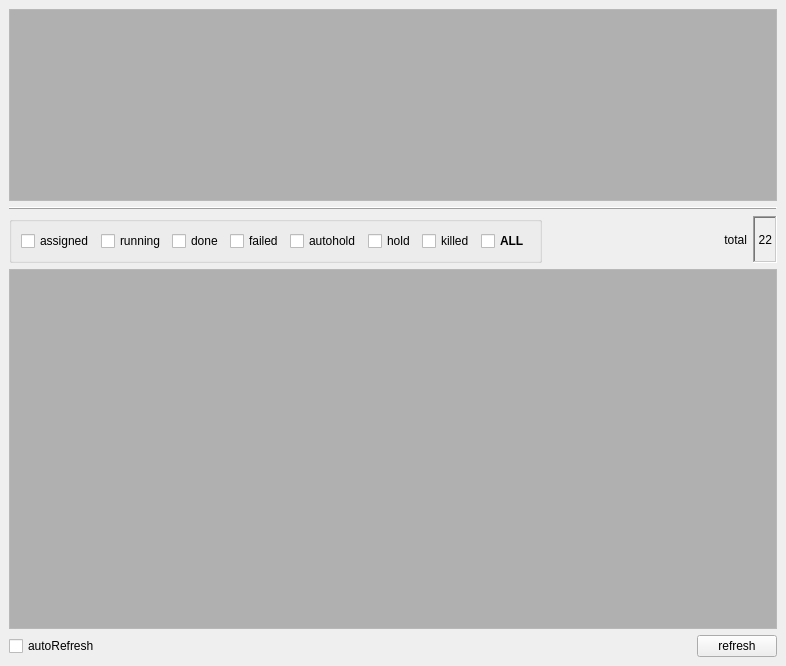
Qt form rbhusUI/lib/rbhusListMod.ui (aumanimationstudios/rbhus) before a commit.
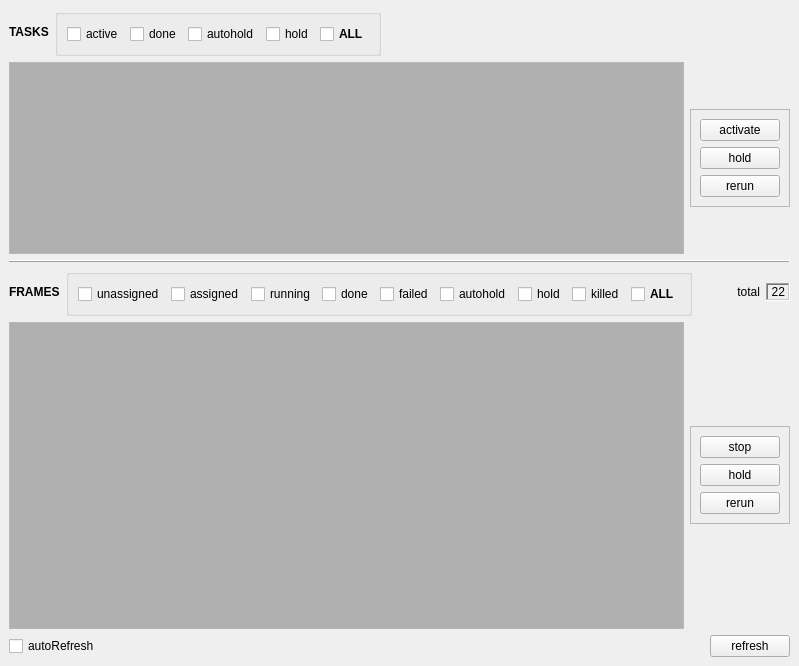
The same form after that commit.

Diff of the .ui file:
```diff
--- a/rbhusUI/lib/rbhusListMod.ui
+++ b/rbhusUI/lib/rbhusListMod.ui
@@ -6,7 +6,7 @@
    <rect>
     <x>0</x>
     <y>0</y>
-    <width>786</width>
+    <width>799</width>
     <height>666</height>
    </rect>
   </property>
@@ -14,83 +14,117 @@
    <string>rbhusList</string>
   </property>
   <widget class="QWidget" name="centralwidget">
-   <layout class="QGridLayout" name="gridLayout">
-    <property name="sizeConstraint">
-     <enum>QLayout::SetMinAndMaxSize</enum>
-    </property>
-    <item row="5" column="0">
-     <widget class="QTableWidget" name="tableFrames">
-      <property name="sizePolicy">
-       <sizepolicy hsizetype="MinimumExpanding" vsizetype="MinimumExpanding">
-        <horstretch>1</horstretch>
-        <verstretch>1</verstretch>
-       </sizepolicy>
-      </property>
-      <property name="palette">
-       <palette>
-        <active>
-         <colorrole role="Base">
-          <brush brushstyle="SolidPattern">
-           <color alpha="255">
-            <red>176</red>
-            <green>176</green>
-            <blue>176</blue>
-           </color>
-          </brush>
-         </colorrole>
-        </active>
-        <inactive>
-         <colorrole role="Base">
-          <brush brushstyle="SolidPattern">
-           <color alpha="255">
-            <red>176</red>
-            <green>176</green>
-            <blue>176</blue>
-           </color>
-          </brush>
-         </colorrole>
-        </inactive>
-        <disabled>
-         <colorrole role="Base">
-          <brush brushstyle="SolidPattern">
-           <color alpha="255">
-            <red>244</red>
-            <green>244</green>
-            <blue>244</blue>
-           </color>
-          </brush>
-         </colorrole>
-        </disabled>
-       </palette>
-      </property>
-      <property name="editTriggers">
-       <set>QAbstractItemView::AnyKeyPressed|QAbstractItemView::DoubleClicked|QAbstractItemView::EditKeyPressed</set>
-      </property>
-      <property name="alternatingRowColors">
-       <bool>true</bool>
-      </property>
-      <property name="verticalScrollMode">
-       <enum>QAbstractItemView::ScrollPerPixel</enum>
-      </property>
-      <property name="horizontalScrollMode">
-       <enum>QAbstractItemView::ScrollPerPixel</enum>
-      </property>
-      <property name="sortingEnabled">
-       <bool>true</bool>
-      </property>
-     </widget>
-    </item>
-    <item row="8" column="0">
-     <layout class="QHBoxLayout" name="horizontalLayout_2">
+   <layout class="QVBoxLayout" name="verticalLayout_3">
+    <item>
+     <layout class="QHBoxLayout" name="horizontalLayout_5">
       <item>
-       <widget class="QCheckBox" name="checkRefresh">
+       <widget class="QLabel" name="label_2">
+        <property name="sizePolicy">
+         <sizepolicy hsizetype="Fixed" vsizetype="Fixed">
+          <horstretch>0</horstretch>
+          <verstretch>0</verstretch>
+         </sizepolicy>
+        </property>
+        <property name="font">
+         <font>
+          <weight>75</weight>
+          <bold>true</bold>
+          <stylestrategy>PreferAntialias</stylestrategy>
+         </font>
+        </property>
         <property name="text">
-         <string>autoRefresh</string>
+         <string>TASKS</string>
         </property>
        </widget>
       </item>
       <item>
-       <spacer name="horizontalSpacer">
+       <widget class="QGroupBox" name="groupBox_2">
+        <property name="sizePolicy">
+         <sizepolicy hsizetype="Fixed" vsizetype="Fixed">
+          <horstretch>0</horstretch>
+          <verstretch>0</verstretch>
+         </sizepolicy>
+        </property>
+        <property name="title">
+         <string/>
+        </property>
+        <property name="flat">
+         <bool>false</bool>
+        </property>
+        <property name="checkable">
+         <bool>false</bool>
+        </property>
+        <layout class="QGridLayout" name="gridLayout_3">
+         <item row="0" column="3">
+          <widget class="QCheckBox" name="checkTHold">
+           <property name="sizePolicy">
+            <sizepolicy hsizetype="Fixed" vsizetype="Fixed">
+             <horstretch>0</horstretch>
+             <verstretch>0</verstretch>
+            </sizepolicy>
+           </property>
+           <property name="text">
+            <string>hold</string>
+           </property>
+          </widget>
+         </item>
+         <item row="0" column="1">
+          <widget class="QCheckBox" name="checkTDone">
+           <property name="sizePolicy">
+            <sizepolicy hsizetype="Fixed" vsizetype="Fixed">
+             <horstretch>0</horstretch>
+             <verstretch>0</verstretch>
+            </sizepolicy>
+           </property>
+           <property name="text">
+            <string>done</string>
+           </property>
+          </widget>
+         </item>
+         <item row="0" column="0">
+          <widget class="QCheckBox" name="checkTActive">
+           <property name="sizePolicy">
+            <sizepolicy hsizetype="Fixed" vsizetype="Fixed">
+             <horstretch>0</horstretch>
+             <verstretch>0</verstretch>
+            </sizepolicy>
+           </property>
+           <property name="text">
+            <string>active</string>
+           </property>
+          </widget>
+         </item>
+         <item row="0" column="2">
+          <widget class="QCheckBox" name="checkTAutohold">
+           <property name="sizePolicy">
+            <sizepolicy hsizetype="Fixed" vsizetype="Fixed">
+             <horstretch>0</horstretch>
+             <verstretch>0</verstretch>
+            </sizepolicy>
+           </property>
+           <property name="text">
+            <string>autohold</string>
+           </property>
+          </widget>
+         </item>
+         <item row="0" column="4">
+          <widget class="QCheckBox" name="checkTAll">
+           <property name="font">
+            <font>
+             <weight>75</weight>
+             <bold>true</bold>
+            </font>
+           </property>
+           <property name="text">
+            <string>ALL</string>
+           </property>
+          </widget>
+         </item>
+        </layout>
+       </widget>
+      </item>
+      <item>
+       <spacer name="horizontalSpacer_3">
         <property name="orientation">
          <enum>Qt::Horizontal</enum>
         </property>
@@ -102,93 +136,157 @@
         </property>
        </spacer>
       </item>
+     </layout>
+    </item>
+    <item>
+     <layout class="QHBoxLayout" name="horizontalLayout_3">
+      <property name="sizeConstraint">
+       <enum>QLayout::SetNoConstraint</enum>
+      </property>
       <item>
-       <widget class="QPushButton" name="pushRefresh">
-        <property name="text">
-         <string>refresh</string>
+       <widget class="QTableWidget" name="tableList">
+        <property name="sizePolicy">
+         <sizepolicy hsizetype="MinimumExpanding" vsizetype="Fixed">
+          <horstretch>0</horstretch>
+          <verstretch>0</verstretch>
+         </sizepolicy>
         </property>
+        <property name="palette">
+         <palette>
+          <active>
+           <colorrole role="Base">
+            <brush brushstyle="SolidPattern">
+             <color alpha="255">
+              <red>176</red>
+              <green>176</green>
+              <blue>176</blue>
+             </color>
+            </brush>
+           </colorrole>
+          </active>
+          <inactive>
+           <colorrole role="Base">
+            <brush brushstyle="SolidPattern">
+             <color alpha="255">
+              <red>176</red>
+              <green>176</green>
+              <blue>176</blue>
+             </color>
+            </brush>
+           </colorrole>
+          </inactive>
+          <disabled>
+           <colorrole role="Base">
+            <brush brushstyle="SolidPattern">
+             <color alpha="255">
+              <red>244</red>
+              <green>244</green>
+              <blue>244</blue>
+             </color>
+            </brush>
+           </colorrole>
+          </disabled>
+         </palette>
+        </property>
+        <property name="frameShadow">
+         <enum>QFrame::Raised</enum>
+        </property>
+        <property name="editTriggers">
+         <set>QAbstractItemView::DoubleClicked|QAbstractItemView::EditKeyPressed</set>
+        </property>
+        <property name="alternatingRowColors">
+         <bool>false</bool>
+        </property>
+        <property name="selectionBehavior">
+         <enum>QAbstractItemView::SelectRows</enum>
+        </property>
+        <property name="verticalScrollMode">
+         <enum>QAbstractItemView::ScrollPerPixel</enum>
+        </property>
+        <property name="horizontalScrollMode">
+         <enum>QAbstractItemView::ScrollPerPixel</enum>
+        </property>
+        <property name="gridStyle">
+         <enum>Qt::SolidLine</enum>
+        </property>
+        <property name="sortingEnabled">
+         <bool>true</bool>
+        </property>
+        <property name="wordWrap">
+         <bool>false</bool>
+        </property>
+        <attribute name="horizontalHeaderCascadingSectionResizes">
+         <bool>true</bool>
+        </attribute>
+        <attribute name="horizontalHeaderStretchLastSection">
+         <bool>true</bool>
+        </attribute>
+        <attribute name="verticalHeaderVisible">
+         <bool>false</bool>
+        </attribute>
+        <attribute name="verticalHeaderCascadingSectionResizes">
+         <bool>true</bool>
+        </attribute>
        </widget>
       </item>
+      <item>
+       <layout class="QVBoxLayout" name="verticalLayout">
+        <item>
+         <widget class="QFrame" name="frame">
+          <property name="sizePolicy">
+           <sizepolicy hsizetype="Fixed" vsizetype="Fixed">
+            <horstretch>0</horstretch>
+            <verstretch>0</verstretch>
+           </sizepolicy>
+          </property>
+          <property name="frameShape">
+           <enum>QFrame::StyledPanel</enum>
+          </property>
+          <property name="frameShadow">
+           <enum>QFrame::Raised</enum>
+          </property>
+          <layout class="QVBoxLayout" name="verticalLayout_2">
+           <item>
+            <widget class="QPushButton" name="taskActivate">
+             <property name="sizePolicy">
+              <sizepolicy hsizetype="MinimumExpanding" vsizetype="Fixed">
+               <horstretch>0</horstretch>
+               <verstretch>0</verstretch>
+              </sizepolicy>
+             </property>
+             <property name="text">
+              <string>activate</string>
+             </property>
+            </widget>
+           </item>
+           <item>
+            <widget class="QPushButton" name="taskHold">
+             <property name="sizePolicy">
+              <sizepolicy hsizetype="MinimumExpanding" vsizetype="Fixed">
+               <horstretch>0</horstretch>
+               <verstretch>0</verstretch>
+              </sizepolicy>
+             </property>
+             <property name="text">
+              <string>hold</string>
+             </property>
+            </widget>
+           </item>
+           <item>
+            <widget class="QPushButton" name="taskRerun">
+             <property name="text">
+              <string>rerun</string>
+             </property>
+            </widget>
+           </item>
+          </layout>
+         </widget>
+        </item>
+       </layout>
+      </item>
      </layout>
     </item>
-    <item row="1" column="0">
-     <widget class="QTableWidget" name="tableList">
-      <property name="sizePolicy">
-       <sizepolicy hsizetype="Minimum" vsizetype="Minimum">
-        <horstretch>0</horstretch>
-        <verstretch>0</verstretch>
-       </sizepolicy>
-      </property>
-      <property name="palette">
-       <palette>
-        <active>
-         <colorrole role="Base">
-          <brush brushstyle="SolidPattern">
-           <color alpha="255">
-            <red>176</red>
-            <green>176</green>
-            <blue>176</blue>
-           </color>
-          </brush>
-         </colorrole>
-        </active>
-        <inactive>
-         <colorrole role="Base">
-          <brush brushstyle="SolidPattern">
-           <color alpha="255">
-            <red>176</red>
-            <green>176</green>
-            <blue>176</blue>
-           </color>
-          </brush>
-         </colorrole>
-        </inactive>
-        <disabled>
-         <colorrole role="Base">
-          <brush brushstyle="SolidPattern">
-           <color alpha="255">
-            <red>244</red>
-            <green>244</green>
-            <blue>244</blue>
-           </color>
-          </brush>
-         </colorrole>
-        </disabled>
-       </palette>
-      </property>
-      <property name="frameShadow">
-       <enum>QFrame::Raised</enum>
-      </property>
-      <property name="editTriggers">
-       <set>QAbstractItemView::DoubleClicked|QAbstractItemView::EditKeyPressed</set>
-      </property>
-      <property name="alternatingRowColors">
-       <bool>true</bool>
-      </property>
-      <property name="selectionBehavior">
-       <enum>QAbstractItemView::SelectRows</enum>
-      </property>
-      <property name="verticalScrollMode">
-       <enum>QAbstractItemView::ScrollPerPixel</enum>
-      </property>
-      <property name="horizontalScrollMode">
-       <enum>QAbstractItemView::ScrollPerPixel</enum>
-      </property>
-      <property name="gridStyle">
-       <enum>Qt::SolidLine</enum>
-      </property>
-      <property name="sortingEnabled">
-       <bool>true</bool>
-      </property>
-      <attribute name="horizontalHeaderCascadingSectionResizes">
-       <bool>true</bool>
-      </attribute>
-      <attribute name="verticalHeaderCascadingSectionResizes">
-       <bool>true</bool>
-      </attribute>
-     </widget>
-    </item>
-    <item row="2" column="0">
+    <item>
      <widget class="Line" name="line">
       <property name="palette">
        <palette>
@@ -244,10 +342,36 @@
       </property>
      </widget>
     </item>
-    <item row="3" column="0">
+    <item>
      <layout class="QHBoxLayout" name="horizontalLayout">
+      <item>
+       <widget class="QLabel" name="label_3">
+        <property name="sizePolicy">
+         <sizepolicy hsizetype="Fixed" vsizetype="Fixed">
+          <horstretch>0</horstretch>
+          <verstretch>0</verstretch>
+         </sizepolicy>
+        </property>
+        <property name="font">
+         <font>
+          <weight>75</weight>
+          <bold>true</bold>
+          <stylestrategy>PreferAntialias</stylestrategy>
+         </font>
+        </property>
+        <property name="text">
+         <string>FRAMES</string>
+        </property>
+       </widget>
+      </item>
       <item>
        <widget class="QGroupBox" name="groupBox">
+        <property name="sizePolicy">
+         <sizepolicy hsizetype="Fixed" vsizetype="Fixed">
+          <horstretch>0</horstretch>
+          <verstretch>0</verstretch>
+         </sizepolicy>
+        </property>
         <property name="title">
          <string/>
         </property>
@@ -258,57 +382,105 @@
          <bool>false</bool>
         </property>
         <layout class="QGridLayout" name="gridLayout_2">
-         <item row="0" column="0">
-          <widget class="QCheckBox" name="checkAssigned">
+         <item row="1" column="4">
+          <widget class="QCheckBox" name="checkFailed">
+           <property name="sizePolicy">
+            <sizepolicy hsizetype="Fixed" vsizetype="Fixed">
+             <horstretch>0</horstretch>
+             <verstretch>0</verstretch>
+            </sizepolicy>
+           </property>
            <property name="text">
-            <string>assigned</string>
+            <string>failed</string>
            </property>
           </widget>
          </item>
-         <item row="0" column="6">
+         <item row="1" column="7">
           <widget class="QCheckBox" name="checkKilled">
+           <property name="sizePolicy">
+            <sizepolicy hsizetype="Fixed" vsizetype="Fixed">
+             <horstretch>0</horstretch>
+             <verstretch>0</verstretch>
+            </sizepolicy>
+           </property>
            <property name="text">
             <string>killed</string>
            </property>
           </widget>
          </item>
-         <item row="0" column="4">
-          <widget class="QCheckBox" name="checkAutohold">
+         <item row="1" column="6">
+          <widget class="QCheckBox" name="checkHold">
+           <property name="sizePolicy">
+            <sizepolicy hsizetype="Fixed" vsizetype="Fixed">
+             <horstretch>0</horstretch>
+             <verstretch>0</verstretch>
+            </sizepolicy>
+           </property>
            <property name="text">
-            <string>autohold</string>
+            <string>hold</string>
            </property>
           </widget>
          </item>
-         <item row="0" column="1">
+         <item row="1" column="3">
+          <widget class="QCheckBox" name="checkDone">
+           <property name="sizePolicy">
+            <sizepolicy hsizetype="Fixed" vsizetype="Fixed">
+             <horstretch>0</horstretch>
+             <verstretch>0</verstretch>
+            </sizepolicy>
+           </property>
+           <property name="text">
+            <string>done</string>
+           </property>
+          </widget>
+         </item>
+         <item row="1" column="2">
           <widget class="QCheckBox" name="checkRunning">
+           <property name="sizePolicy">
+            <sizepolicy hsizetype="Fixed" vsizetype="Fixed">
+             <horstretch>0</horstretch>
+             <verstretch>0</verstretch>
+            </sizepolicy>
+           </property>
            <property name="text">
             <string>running</string>
            </property>
           </widget>
          </item>
-         <item row="0" column="2">
-          <widget class="QCheckBox" name="checkDone">
-           <property name="text">
-            <string>done</string>
+         <item row="1" column="1">
+          <widget class="QCheckBox" name="checkAssigned">
+           <property name="sizePolicy">
+            <sizepolicy hsizetype="Fixed" vsizetype="Fixed">
+             <horstretch>0</horstretch>
+             <verstretch>0</verstretch>
+            </sizepolicy>
            </property>
-          </widget>
-         </item>
-         <item row="0" column="5">
-          <widget class="QCheckBox" name="checkHold">
            <property name="text">
-            <string>hold</string>
+            <string>assigned</string>
            </property>
           </widget>
          </item>
-         <item row="0" column="3">
-          <widget class="QCheckBox" name="checkFailed">
+         <item row="1" column="5">
+          <widget class="QCheckBox" name="checkAutohold">
+           <property name="sizePolicy">
+            <sizepolicy hsizetype="Fixed" vsizetype="Fixed">
+             <horstretch>0</horstretch>
+             <verstretch>0</verstretch>
+            </sizepolicy>
+           </property>
            <property name="text">
-            <string>failed</string>
+            <string>autohold</string>
            </property>
           </widget>
          </item>
-         <item row="0" column="7">
+         <item row="1" column="8">
           <widget class="QCheckBox" name="checkAll">
+           <property name="sizePolicy">
+            <sizepolicy hsizetype="Fixed" vsizetype="Fixed">
+             <horstretch>0</horstretch>
+             <verstretch>0</verstretch>
+            </sizepolicy>
+           </property>
            <property name="font">
             <font>
              <weight>75</weight>
@@ -320,6 +492,19 @@
            </property>
           </widget>
          </item>
+         <item row="1" column="0">
+          <widget class="QCheckBox" name="checkUnassigned">
+           <property name="sizePolicy">
+            <sizepolicy hsizetype="Fixed" vsizetype="Fixed">
+             <horstretch>0</horstretch>
+             <verstretch>0</verstretch>
+            </sizepolicy>
+           </property>
+           <property name="text">
+            <string>unassigned</string>
+           </property>
+          </widget>
+         </item>
         </layout>
        </widget>
       </item>
@@ -339,7 +524,7 @@
       <item>
        <widget class="QLabel" name="label">
         <property name="sizePolicy">
-         <sizepolicy hsizetype="MinimumExpanding" vsizetype="MinimumExpanding">
+         <sizepolicy hsizetype="Fixed" vsizetype="Fixed">
           <horstretch>0</horstretch>
           <verstretch>0</verstretch>
          </sizepolicy>
@@ -354,6 +539,12 @@
       </item>
       <item>
        <widget class="QLabel" name="labelTotal">
+        <property name="sizePolicy">
+         <sizepolicy hsizetype="Minimum" vsizetype="Fixed">
+          <horstretch>0</horstretch>
+          <verstretch>0</verstretch>
+         </sizepolicy>
+        </property>
         <property name="layoutDirection">
          <enum>Qt::LeftToRight</enum>
         </property>
@@ -385,6 +576,169 @@
       </item>
      </layout>
     </item>
+    <item>
+     <layout class="QHBoxLayout" name="horizontalLayout_4">
+      <item>
+       <widget class="QTableWidget" name="tableFrames">
+        <property name="sizePolicy">
+         <sizepolicy hsizetype="MinimumExpanding" vsizetype="MinimumExpanding">
+          <horstretch>1</horstretch>
+          <verstretch>1</verstretch>
+         </sizepolicy>
+        </property>
+        <property name="palette">
+         <palette>
+          <active>
+           <colorrole role="Base">
+            <brush brushstyle="SolidPattern">
+             <color alpha="255">
+              <red>176</red>
+              <green>176</green>
+              <blue>176</blue>
+             </color>
+            </brush>
+           </colorrole>
+          </active>
+          <inactive>
+           <colorrole role="Base">
+            <brush brushstyle="SolidPattern">
+             <color alpha="255">
+              <red>176</red>
+              <green>176</green>
+              <blue>176</blue>
+             </color>
+            </brush>
+           </colorrole>
+          </inactive>
+          <disabled>
+           <colorrole role="Base">
+            <brush brushstyle="SolidPattern">
+             <color alpha="255">
+              <red>244</red>
+              <green>244</green>
+              <blue>244</blue>
+             </color>
+            </brush>
+           </colorrole>
+          </disabled>
+         </palette>
+        </property>
+        <property name="editTriggers">
+         <set>QAbstractItemView::AnyKeyPressed|QAbstractItemView::DoubleClicked|QAbstractItemView::EditKeyPressed</set>
+        </property>
+        <property name="alternatingRowColors">
+         <bool>false</bool>
+        </property>
+        <property name="selectionBehavior">
+         <enum>QAbstractItemView::SelectRows</enum>
+        </property>
+        <property name="verticalScrollMode">
+         <enum>QAbstractItemView::ScrollPerPixel</enum>
+        </property>
+        <property name="horizontalScrollMode">
+         <enum>QAbstractItemView::ScrollPerPixel</enum>
+        </property>
+        <property name="sortingEnabled">
+         <bool>true</bool>
+        </property>
+        <property name="wordWrap">
+         <bool>false</bool>
+        </property>
+        <attribute name="horizontalHeaderCascadingSectionResizes">
+         <bool>true</bool>
+        </attribute>
+        <attribute name="horizontalHeaderStretchLastSection">
+         <bool>true</bool>
+        </attribute>
+        <attribute name="verticalHeaderVisible">
+         <bool>false</bool>
+        </attribute>
+       </widget>
+      </item>
+      <item>
+       <widget class="QFrame" name="frame_2">
+        <property name="sizePolicy">
+         <sizepolicy hsizetype="Fixed" vsizetype="Fixed">
+          <horstretch>0</horstretch>
+          <verstretch>0</verstretch>
+         </sizepolicy>
+        </property>
+        <property name="frameShape">
+         <enum>QFrame::StyledPanel</enum>
+        </property>
+        <property name="frameShadow">
+         <enum>QFrame::Raised</enum>
+        </property>
+        <layout class="QVBoxLayout" name="verticalLayout_4">
+         <item>
+          <widget class="QPushButton" name="frameStop">
+           <property name="sizePolicy">
+            <sizepolicy hsizetype="MinimumExpanding" vsizetype="Fixed">
+             <horstretch>0</horstretch>
+             <verstretch>0</verstretch>
+            </sizepolicy>
+           </property>
+           <property name="text">
+            <string>stop</string>
+           </property>
+          </widget>
+         </item>
+         <item>
+          <widget class="QPushButton" name="frameHold">
+           <property name="sizePolicy">
+            <sizepolicy hsizetype="MinimumExpanding" vsizetype="Fixed">
+             <horstretch>0</horstretch>
+             <verstretch>0</verstretch>
+            </sizepolicy>
+           </property>
+           <property name="text">
+            <string>hold</string>
+           </property>
+          </widget>
+         </item>
+         <item>
+          <widget class="QPushButton" name="frameRerun">
+           <property name="text">
+            <string>rerun</string>
+           </property>
+          </widget>
+         </item>
+        </layout>
+       </widget>
+      </item>
+     </layout>
+    </item>
+    <item>
+     <layout class="QHBoxLayout" name="horizontalLayout_2">
+      <item>
+       <widget class="QCheckBox" name="checkRefresh">
+        <property name="text">
+         <string>autoRefresh</string>
+        </property>
+       </widget>
+      </item>
+      <item>
+       <spacer name="horizontalSpacer">
+        <property name="orientation">
+         <enum>Qt::Horizontal</enum>
+        </property>
+        <property name="sizeHint" stdset="0">
+         <size>
+          <width>40</width>
+          <height>20</height>
+         </size>
+        </property>
+       </spacer>
+      </item>
+      <item>
+       <widget class="QPushButton" name="pushRefresh">
+        <property name="text">
+         <string>refresh</string>
+        </property>
+       </widget>
+      </item>
+     </layout>
+    </item>
    </layout>
   </widget>
  </widget>
```
